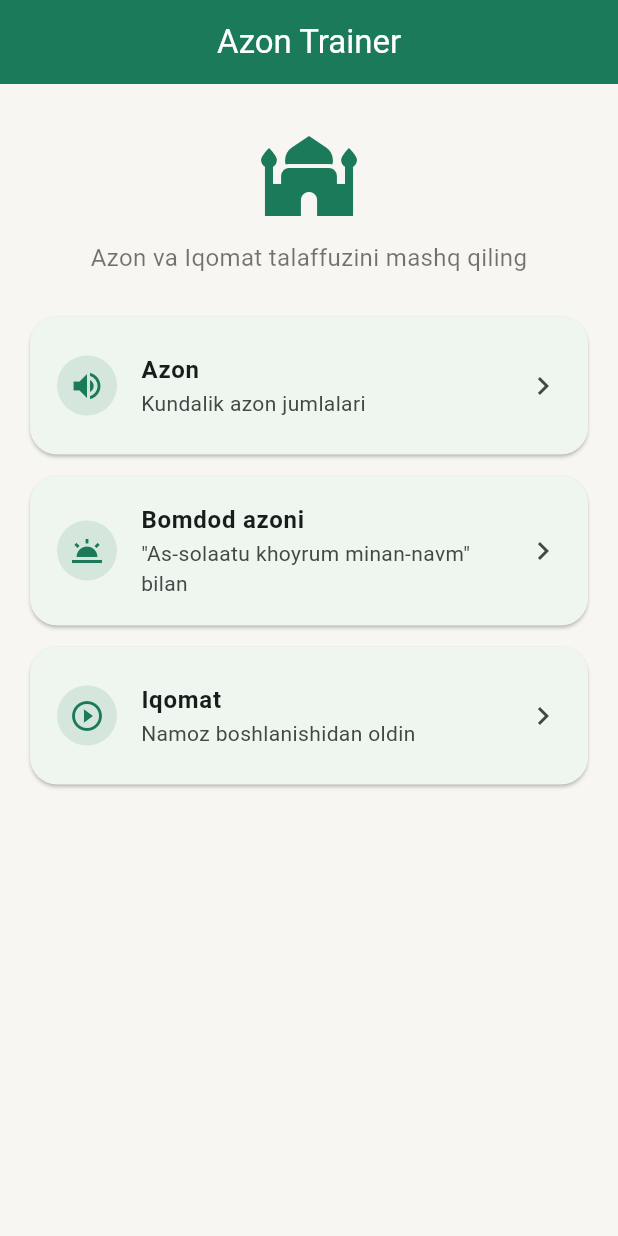
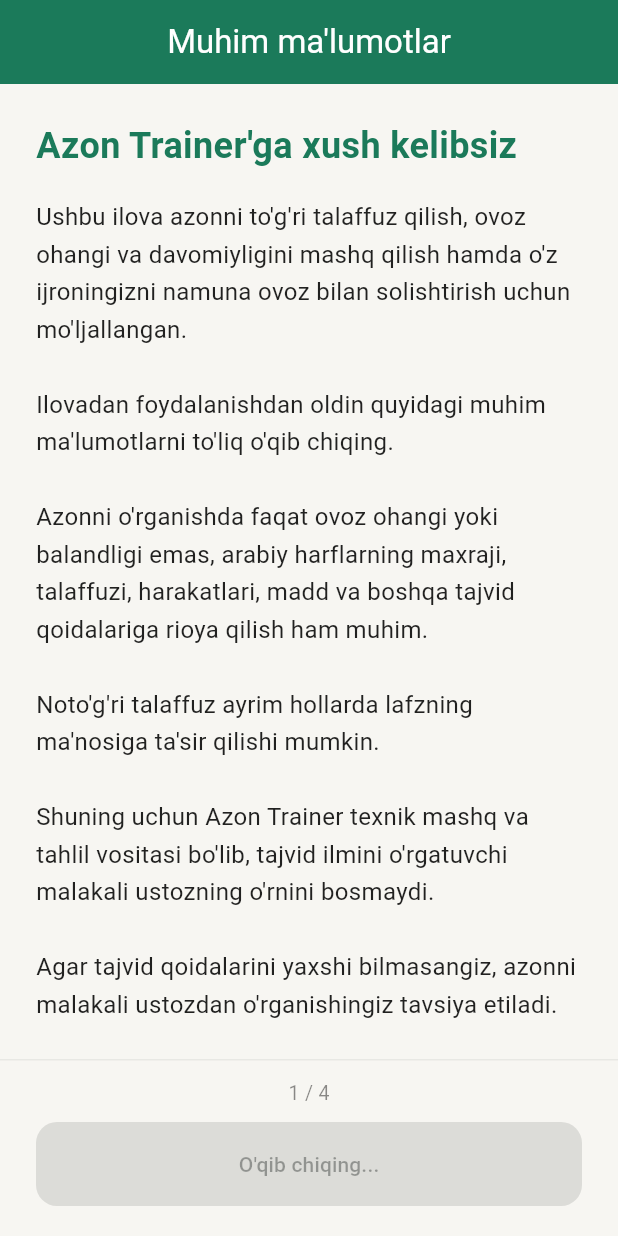
Before and after one commit to shokirovhabibillo/Azan_trainer, a Flutter app: the screen it shows after launch, on a phone screen of 412 x 824 dp. Run offline on Flutter 3.47's test engine with Material 3 defaults, Android fonts, the light colour scheme and no system bars; our stand-ins replace audioplayers, permission_handler, shared_preferences; missing offline and left inert: record, record_platform_interface.

Commit message:
Add files via upload

```diff
--- /dev/null
+++ b/lib/data/onboarding_content.dart
@@ -0,0 +1,92 @@
+import '../models/onboarding_page_content.dart';
+
+/// v1.13: majburiy onboarding uchun 4 ta sahifa matni.
+///
+/// MUHIM: matnlar so'zma-so'z, o'zgartirmasdan saqlangan — diniy
+/// mazmun bo'lgani sababli erkin parafrazlash qilinmadi.
+const List<OnboardingPageContent> onboardingPages = [
+  OnboardingPageContent(
+    pageNumber: 1,
+    totalPages: 4,
+    title: 'Azon Trainer\'ga xush kelibsiz',
+    body: '''
+Ushbu ilova azonni to'g'ri talaffuz qilish, ovoz ohangi va davomiyligini mashq qilish hamda o'z ijroningizni namuna ovoz bilan solishtirish uchun mo'ljallangan.
+
+Ilovadan foydalanishdan oldin quyidagi muhim ma'lumotlarni to'liq o'qib chiqing.
+
+Azonni o'rganishda faqat ovoz ohangi yoki balandligi emas, arabiy harflarning maxraji, talaffuzi, harakatlari, madd va boshqa tajvid qoidalariga rioya qilish ham muhim.
+
+Noto'g'ri talaffuz ayrim hollarda lafzning ma'nosiga ta'sir qilishi mumkin.
+
+Shuning uchun Azon Trainer texnik mashq va tahlil vositasi bo'lib, tajvid ilmini o'rgatuvchi malakali ustozning o'rnini bosmaydi.
+
+Agar tajvid qoidalarini yaxshi bilmasangiz, azonni malakali ustozdan o'rganishingiz tavsiya etiladi.''',
+  ),
+  OnboardingPageContent(
+    pageNumber: 2,
+    totalPages: 4,
+    title: 'Nega tajvid muhim?',
+    body: '''
+Tajvid — arabiy lafzlarni to'g'ri talaffuz qilish qoidalarini o'rgatuvchi ilm.
+
+Azon kalimalari arab tilidagi muhim lafzlardir. Harflarning maxraji, sifatlari, harakatlari va cho'zilishlarini noto'g'ri bajarish talaffuzni buzishi mumkin.
+
+Ayniqsa, bir-biriga o'xshash tovushlarning maxrajini noto'g'ri chiqarish yoki lafzning harakatini o'zgartirish ayrim hollarda so'zning ma'nosiga ta'sir qilishi mumkin.
+
+Azon Trainer sizning ovozingizni texnik jihatdan tahlil qiladi:
+• pitch
+• pitch contour
+• duration
+• voiced activity
+• reference audio bilan taqqoslash
+
+Ammo texnik tahlil tajvid ustozining hukmini almashtirmaydi.
+
+Ilovadan foydalanishdan oldin foydalanuvchi hech bo'lmaganda azon kalimalarining to'g'ri talaffuzi va asosiy tajvid qoidalarini o'rganishi kerak.''',
+  ),
+  OnboardingPageContent(
+    pageNumber: 3,
+    totalPages: 4,
+    title: 'Hanafiy mazhabiga ko\'ra azon',
+    body: '''
+Hanafiy mazhabiga ko'ra azon shoshilmasdan, xotirjamlik bilan — tarassul bilan aytiladi.
+
+Tarassul — azonni shoshmasdan va aniq talaffuz bilan aytishdir.
+
+Azondagi ikki takbirni bir ovozda:
+
+Allohu akbar, Allohu akbar
+
+deb aytib, so'ng vaqf qilish Hanafiy mazhabining mo'tabar manbalarida sunnat shakli sifatida bayon qilingan.
+
+Keyin:
+
+Allohu akbar, Allohu akbar
+
+aytiladi.
+
+Boshqa azon jumlalari ham o'z o'rnida, shoshilmasdan va aniq talaffuz bilan aytiladi.
+
+Azonni aytishdagi ayrim fiqhiy tafsilotlar mazhablar orasida farq qilishi mumkin.
+
+Ushbu ilova bu masalada Hanafiy mazhabiga va O'zbekiston musulmonlari idorasi qoshidagi Fatvo markazi tomonidan 2025-yil 23-aprelda e'lon qilingan tegishli fatvo materialiga asoslanadi.''',
+    sourceLabel: 'O\'zbekiston musulmonlari idorasi — Fatvo markazi\n23.04.2025',
+    sourceUrl:
+        'https://fatvo.uz/lat/fatwas/hanafiy-mazhabiga-kora-azondagi-ikki-takbirni-qoshib-aytishga-doir-fatvo-3',
+  ),
+  OnboardingPageContent(
+    pageNumber: 4,
+    totalPages: 4,
+    title: 'Ayollar uchun muhim eslatma',
+    body: '''
+Hanafiy fiqhiga ko'ra azon va iqomat ayollar uchun sunnati muakkada sifatida belgilanmagan.
+
+Ayol kishi yolg'iz namoz o'qiganda yoki faqat ayollardan iborat jamoatda namoz o'qiganda ham azon va iqomatni tark etadi.
+
+Shu sababli ushbu ilova erkaklarning azon va iqomatni o'rganishi uchun mo'ljallangan.
+
+Bu masalada turli fiqhiy qarashlar mavjud bo'lishi mumkin. Ushbu ilovadagi ma'lumot Hanafiy mazhabiga asoslangan.
+
+Agar foydalanuvchi ushbu masalada batafsil diniy hukmni bilmoqchi bo'lsa, ishonchli va malakali ahli ilmga murojaat qilishi tavsiya etiladi.''',
+  ),
+];
--- a/lib/main.dart
+++ b/lib/main.dart
@@ -1,7 +1,7 @@
 import 'package:flutter/material.dart';
 
 import 'core/theme.dart';
-import 'screens/home_screen.dart';
+import 'screens/app_startup_gate.dart';
 
 void main() {
   runApp(const AzonTrainerApp());
@@ -16,7 +16,7 @@
       title: 'Azon Trainer',
       debugShowCheckedModeBanner: false,
       theme: AppTheme.light,
-      home: const HomeScreen(),
+      home: const AppStartupGate(),
     );
   }
 }
--- /dev/null
+++ b/lib/models/onboarding_page_content.dart
@@ -0,0 +1,23 @@
+/// v1.13: Majburiy onboarding'dagi bitta kontent sahifasi.
+///
+/// Bu — sof ma'lumot modeli, UI yoki tahlil mantig'iga aloqasi yo'q.
+class OnboardingPageContent {
+  final String title;
+  final String body;
+  final int pageNumber;
+  final int totalPages;
+
+  /// Ixtiyoriy manba (masalan, fatvo) — bosiladigan link sifatida
+  /// ko'rsatiladi.
+  final String? sourceLabel;
+  final String? sourceUrl;
+
+  const OnboardingPageContent({
+    required this.title,
+    required this.body,
+    required this.pageNumber,
+    required this.totalPages,
+    this.sourceLabel,
+    this.sourceUrl,
+  });
+}
--- /dev/null
+++ b/lib/screens/app_startup_gate.dart
@@ -0,0 +1,48 @@
+import 'package:flutter/material.dart';
+
+import '../services/onboarding_service.dart';
+import 'home_screen.dart';
+import 'onboarding_screen.dart';
+
+/// v1.13: ilova ishga tushganda birinchi ko'rsatiladigan "eshik" —
+/// onboarding tugallangan-tugallanmaganini tekshiradi va shunga qarab
+/// `OnboardingScreen` yoki `HomeScreen`ni ko'rsatadi.
+///
+/// Mavjud Azon/Bomdod/Iqomat/recording/pitch/duration arxitekturasiga
+/// hech qanday tegilmaydi — faqat ilovaning ENG BOSHIDA qaysi ekran
+/// ko'rsatilishini hal qiladi.
+class AppStartupGate extends StatefulWidget {
+  const AppStartupGate({super.key});
+
+  @override
+  State<AppStartupGate> createState() => _AppStartupGateState();
+}
+
+class _AppStartupGateState extends State<AppStartupGate> {
+  final _onboardingService = OnboardingService();
+  bool? _onboardingCompleted;
+
+  @override
+  void initState() {
+    super.initState();
+    _check();
+  }
+
+  Future<void> _check() async {
+    final completed = await _onboardingService.isCompleted();
+    if (!mounted) return;
+    setState(() => _onboardingCompleted = completed);
+  }
+
+  @override
+  Widget build(BuildContext context) {
+    if (_onboardingCompleted == null) {
+      return const Scaffold(
+        body: Center(child: CircularProgressIndicator()),
+      );
+    }
+    return _onboardingCompleted!
+        ? const HomeScreen()
+        : const OnboardingScreen();
+  }
+}
--- a/lib/screens/home_screen.dart
+++ b/lib/screens/home_screen.dart
@@ -2,6 +2,7 @@
 
 import '../core/theme.dart';
 import '../data/phrase_catalog.dart';
+import 'onboarding_screen.dart';
 import 'practice_screen.dart';
 
 enum HomeMode { azon, bomdod, iqomat }
@@ -12,7 +13,20 @@
   @override
   Widget build(BuildContext context) {
     return Scaffold(
-      appBar: AppBar(title: const Text('Azon Trainer')),
+      appBar: AppBar(
+        title: const Text('Azon Trainer'),
+        actions: [
+          IconButton(
+            icon: const Icon(Icons.info_outline),
+            tooltip: 'Muhim ma\'lumotlar',
+            onPressed: () => Navigator.of(context).push(
+              MaterialPageRoute(
+                builder: (_) => const OnboardingScreen(isReviewMode: true),
+              ),
+            ),
+          ),
+        ],
+      ),
       body: ListView(
         padding: const EdgeInsets.all(20),
         children: [
--- /dev/null
+++ b/lib/screens/onboarding_screen.dart
@@ -0,0 +1,372 @@
+import 'dart:async';
+
+import 'package:flutter/material.dart';
+
+import '../core/theme.dart';
+import '../data/onboarding_content.dart';
+import '../models/onboarding_page_content.dart';
+import '../services/onboarding_service.dart';
+import '../services/reading_time_calculator.dart';
+import '../widgets/limited_fling_scroll_physics.dart';
+import 'home_screen.dart';
+
+/// v1.13: majburiy (yoki qayta ko'rib chiqish uchun) onboarding oqimi.
+///
+/// - `isReviewMode == false` (birinchi ishga tushirish): har bir
+///   sahifa uchun minimal o'qish vaqti + pastgacha yetib borish talab
+///   qilinadi, "Skip"/"Later" tugmasi yo'q, yakunida checkbox +
+///   tasdiqlash orqaligina HomeScreen'ga o'tiladi va bu holat
+///   doimiy saqlanadi.
+/// - `isReviewMode == true` (Settings/"Muhim ma'lumotlar" orqali
+///   qayta ochilganda): xuddi shu matn ko'rsatiladi, lekin hech
+///   qanday cheklov yo'q — foydalanuvchi istagan payt orqaga qaytishi
+///   (pop) mumkin, holat qayta yozilmaydi.
+class OnboardingScreen extends StatefulWidget {
+  final bool isReviewMode;
+
+  const OnboardingScreen({super.key, this.isReviewMode = false});
+
+  @override
+  State<OnboardingScreen> createState() => _OnboardingScreenState();
+}
+
+class _OnboardingScreenState extends State<OnboardingScreen> {
+  final _onboardingService = OnboardingService();
+
+  /// 0..3 — kontent sahifalari, 4 (== onboardingPages.length) —
+  /// yakuniy tasdiqlash sahifasi.
+  int _currentIndex = 0;
+
+  bool _checkboxChecked = false;
+
+  // Joriy kontent sahifasi uchun gating holati.
+  bool _minTimeElapsed = false;
+  bool _reachedBottom = false;
+  Timer? _readingTimer;
+  final _scrollController = ScrollController();
+
+  @override
+  void initState() {
+    super.initState();
+    _scrollController.addListener(_handleScroll);
+    _startGatingForCurrentPage();
+  }
+
+  @override
+  void dispose() {
+    _readingTimer?.cancel();
+    _scrollController.dispose();
+    super.dispose();
+  }
+
+  void _startGatingForCurrentPage() {
+    _readingTimer?.cancel();
+
+    if (widget.isReviewMode || _currentIndex >= onboardingPages.length) {
+      // Ko'rib chiqish rejimida yoki tasdiqlash sahifasida cheklov yo'q.
+      _minTimeElapsed = true;
+      _reachedBottom = true;
+      return;
+    }
+
+    _minTimeElapsed = false;
+    _reachedBottom = false;
+
+    final page = onboardingPages[_currentIndex];
+    final minDuration = ReadingTimeCalculator.forText(page.body);
+    _readingTimer = Timer(minDuration, () {
+      if (!mounted) return;
+      setState(() => _minTimeElapsed = true);
+    });
+
+    // Agar kontent ekranga to'liq sig'sa (scroll qilish shart bo'lmasa),
+    // "pastga yetib borish" shartini avtomatik bajarilgan deb hisoblaymiz.
+    WidgetsBinding.instance.addPostFrameCallback((_) {
+      if (!mounted) return;
+      if (_scrollController.hasClients &&
+          _scrollController.position.maxScrollExtent <= 0) {
+        setState(() => _reachedBottom = true);
+      }
+    });
+  }
+
+  void _handleScroll() {
+    if (!_scrollController.hasClients) return;
+    final position = _scrollController.position;
+    if (position.pixels >= position.maxScrollExtent - 24 && !_reachedBottom) {
+      setState(() => _reachedBottom = true);
+    }
+  }
+
+  bool get _canContinue =>
+      widget.isReviewMode || (_minTimeElapsed && _reachedBottom);
+
+  void _goToNextPage() {
+    if (_currentIndex >= onboardingPages.length) return;
+    setState(() => _currentIndex++);
+    if (_scrollController.hasClients) _scrollController.jumpTo(0);
+    _startGatingForCurrentPage();
+  }
+
+  void _goToPreviousPage() {
+    if (_currentIndex <= 0) return;
+    setState(() => _currentIndex--);
+    if (_scrollController.hasClients) _scrollController.jumpTo(0);
+    _startGatingForCurrentPage();
+  }
+
+  Future<void> _finish() async {
+    if (!widget.isReviewMode) {
+      await _onboardingService.markCompleted();
+    }
+    if (!mounted) return;
+    if (widget.isReviewMode) {
+      Navigator.of(context).pop();
+    } else {
+      Navigator.of(context).pushReplacement(
+        MaterialPageRoute(builder: (_) => const HomeScreen()),
+      );
+    }
+  }
+
+  @override
+  Widget build(BuildContext context) {
+    final isConfirmationPage = _currentIndex >= onboardingPages.length;
+
+    return PopScope(
+      // Majburiy rejimda tizim "orqaga" tugmasi bilan onboarding'dan
+      // chetlab o'tib bo'lmaydi (Skip yo'qligi talabiga mos).
+      canPop: widget.isReviewMode,
+      child: Scaffold(
+        backgroundColor: AppTheme.background,
+        appBar: AppBar(
+          automaticallyImplyLeading: false,
+          title: Text(
+            isConfirmationPage
+                ? 'Davom etishga tayyormisiz?'
+                : 'Muhim ma\'lumotlar',
+          ),
+          leading: (_currentIndex > 0)
+              ? IconButton(
+                  icon: const Icon(Icons.arrow_back),
+                  onPressed: _goToPreviousPage,
+                )
+              : (widget.isReviewMode
+                  ? IconButton(
+                      icon: const Icon(Icons.close),
+                      onPressed: () => Navigator.of(context).pop(),
+                    )
+                  : null),
+        ),
+        body: SafeArea(
+          child: isConfirmationPage
+              ? _buildConfirmationPage()
+              : _buildContentPage(onboardingPages[_currentIndex]),
+        ),
+      ),
+    );
+  }
+
+  Widget _buildContentPage(OnboardingPageContent page) {
+    return Column(
+      children: [
+        Expanded(
+          child: Scrollbar(
+            controller: _scrollController,
+            child: SingleChildScrollView(
+              controller: _scrollController,
+              physics: const LimitedFlingScrollPhysics(),
+              padding: const EdgeInsets.fromLTRB(24, 24, 24, 16),
+              child: Column(
+                crossAxisAlignment: CrossAxisAlignment.start,
+                children: [
+                  Text(
+                    page.title,
+                    style: const TextStyle(
+                      fontSize: 24,
+                      fontWeight: FontWeight.w700,
+                      color: AppTheme.primary,
+                    ),
+                  ),
+                  const SizedBox(height: 18),
+                  Text(
+                    page.body,
+                    style: const TextStyle(
+                      fontSize: 16,
+                      height: 1.55,
+                      color: Colors.black87,
+                    ),
+                  ),
+                  if (page.sourceUrl != null) ...[
+                    const SizedBox(height: 20),
+                    _SourceLink(
+                      label: page.sourceLabel ?? '',
+                      url: page.sourceUrl!,
+                    ),
+                  ],
+                ],
+              ),
+            ),
+          ),
+        ),
+        _buildBottomBar(
+          pageIndicator: '${page.pageNumber} / ${page.totalPages}',
+        ),
+      ],
+    );
+  }
+
+  Widget _buildConfirmationPage() {
+    return Padding(
+      padding: const EdgeInsets.all(24),
+      child: Column(
+        crossAxisAlignment: CrossAxisAlignment.stretch,
+        children: [
+          const SizedBox(height: 12),
+          const Icon(
+            Icons.check_circle_outline,
+            size: 56,
+            color: AppTheme.primary,
+          ),
+          const SizedBox(height: 20),
+          const Text(
+            'Davom etishga tayyormisiz?',
+            textAlign: TextAlign.center,
+            style: TextStyle(
+              fontSize: 22,
+              fontWeight: FontWeight.w700,
+              color: AppTheme.primary,
+            ),
+          ),
+          const SizedBox(height: 28),
+          InkWell(
+            borderRadius: BorderRadius.circular(12),
+            onTap: () => setState(() => _checkboxChecked = !_checkboxChecked),
+            child: Padding(
+              padding: const EdgeInsets.symmetric(vertical: 8),
+              child: Row(
+                crossAxisAlignment: CrossAxisAlignment.start,
+                children: [
+                  Checkbox(
+                    value: _checkboxChecked,
+                    onChanged: (v) =>
+                        setState(() => _checkboxChecked = v ?? false),
+                  ),
+                  const SizedBox(width: 4),
+                  const Expanded(
+                    child: Padding(
+                      padding: EdgeInsets.only(top: 12),
+                      child: Text(
+                        'Men yuqoridagi ma\'lumotlarni to\'liq o\'qib '
+                        'chiqdim va tushundim.',
+                        style: TextStyle(fontSize: 15, height: 1.4),
+                      ),
+                    ),
+                  ),
+                ],
+              ),
+            ),
+          ),
+          const Spacer(),
+          ElevatedButton(
+            onPressed: _checkboxChecked ? _finish : null,
+            child: const Padding(
+              padding: EdgeInsets.symmetric(vertical: 4),
+              child: Text('Azon Trainer\'dan boshlash'),
+            ),
+          ),
+          const SizedBox(height: 8),
+        ],
+      ),
+    );
+  }
+
+  Widget _buildBottomBar({required String pageIndicator}) {
+    return Container(
+      padding: const EdgeInsets.fromLTRB(24, 12, 24, 20),
+      decoration: BoxDecoration(
+        color: AppTheme.background,
+        border: Border(
+          top: BorderSide(color: Colors.black.withOpacity(0.06)),
+        ),
+      ),
+      child: Column(
+        mainAxisSize: MainAxisSize.min,
+        children: [
+          Text(
+            pageIndicator,
+            style: const TextStyle(color: Colors.black45, fontSize: 13),
+          ),
+          const SizedBox(height: 10),
+          SizedBox(
+            width: double.infinity,
+            child: ElevatedButton(
+              onPressed: _canContinue ? _goToNextPage : null,
+              child: Padding(
+                padding: const EdgeInsets.symmetric(vertical: 4),
+                child: Text(
+                  _canContinue
+                      ? 'Davom etish'
+                      : (!_minTimeElapsed
+                          ? 'O\'qib chiqing...'
+                          : 'Pastgacha o\'qing...'),
+                ),
+              ),
+            ),
+          ),
+        ],
+      ),
+    );
+  }
+}
+
+/// v1.13: manba havolasi — `url_launcher` kabi qo'shimcha dependency
+/// qo'shmaslik uchun (loyihada oldin `record` paketi bilan Gradle
+/// mos kelmasligi ko'p vaqt olgan edi), havola shunchaki TANLAB
+/// NUSXALASH mumkin bo'lgan matn sifatida ko'rsatiladi — "havola"
+/// ko'rinishida (rang, chiziq), lekin bosilmaydi.
+class _SourceLink extends StatelessWidget {
+  final String label;
+  final String url;
+
+  const _SourceLink({required this.label, required this.url});
+
+  @override
+  Widget build(BuildContext context) {
+    return Container(
+      padding: const EdgeInsets.all(12),
+      decoration: BoxDecoration(
+        color: AppTheme.accent.withOpacity(0.12),
+        borderRadius: BorderRadius.circular(10),
+      ),
+      child: Column(
+        crossAxisAlignment: CrossAxisAlignment.start,
+        children: [
+          if (label.isNotEmpty)
+            Text(
+              label,
+              style: const TextStyle(fontSize: 12.5, color: Colors.black54),
+            ),
+          const SizedBox(height: 4),
+          Row(
+            crossAxisAlignment: CrossAxisAlignment.start,
+            children: [
+              const Icon(Icons.link, size: 16, color: AppTheme.primary),
+              const SizedBox(width: 6),
+              Expanded(
+                child: SelectableText(
+                  url,
+                  style: const TextStyle(
+                    fontSize: 12.5,
+                    color: AppTheme.primary,
+                    decoration: TextDecoration.underline,
+                  ),
+                ),
+              ),
+            ],
+          ),
+        ],
+      ),
+    );
+  }
+}
--- /dev/null
+++ b/lib/services/reading_time_calculator.dart
@@ -0,0 +1,30 @@
+/// v1.13: matn uzunligiga qarab minimal o'qish vaqtini hisoblaydi.
+///
+/// Maqsad — foydalanuvchini "jazolash" emas, balki o'rtacha inson
+/// o'qish tezligiga mos, tabiiy vaqt berish (talab: juda qisqa matn
+/// uchun ham minimal chegara, lekin bezovta qiladigan darajada
+/// bo'lmasin).
+class ReadingTimeCalculator {
+  ReadingTimeCalculator._();
+
+  /// O'rtacha o'qish tezligi (so'z/daqiqa). Rasmiy/diniy matn uchun
+  /// odatiy tezlikdan biroz sekinroq, lekin haddan tashqari sekin
+  /// emas.
+  static const int wordsPerMinute = 220;
+
+  /// Har qanday, hatto juda qisqa matn uchun ham shu qadar vaqt
+  /// beriladi.
+  static const int minimumSeconds = 6;
+
+  static Duration forText(String text) {
+    final wordCount = text
+        .trim()
+        .split(RegExp(r'\s+'))
+        .where((w) => w.isNotEmpty)
+        .length;
+    final computedSeconds = (wordCount / wordsPerMinute * 60).round();
+    final seconds =
+        computedSeconds < minimumSeconds ? minimumSeconds : computedSeconds;
+    return Duration(seconds: seconds);
+  }
+}
--- /dev/null
+++ b/lib/widgets/limited_fling_scroll_physics.dart
@@ -0,0 +1,40 @@
+import 'package:flutter/physics.dart';
+import 'package:flutter/widgets.dart';
+
+/// v1.13: onboarding matnini o'qimasdan "bir zumda" pastga surib
+/// yuborishning oldini olish uchun — fling (barmoqni tez surib
+/// qo'yib yuborish) tezligini cheklaydi.
+///
+/// MUHIM: bu FAQAT tezlashtirilgan "otilish" (ballistic) harakatini
+/// cheklaydi — foydalanuvchi barmog'i bilan ODATIY tortib scroll
+/// qilishi (drag) va yuqoriga qaytib qayta o'qishi erkin, cheklanmagan
+/// qolaveradi. Asosiy himoya esa bu emas, balki `OnboardingScreen`dagi
+/// minimal o'qish vaqti — bu shunchaki qo'shimcha, yordamchi chora.
+class LimitedFlingScrollPhysics extends ClampingScrollPhysics {
+  const LimitedFlingScrollPhysics({super.parent});
+
+  /// Maksimal ruxsat etilgan fling tezligi (piksel/soniya). Odatiy
+  /// tez fling ~3000-8000 px/s bo'lishi mumkin — buni sezilarli
+  /// pasaytiramiz, lekin butunlay o'chirib qo'ymaymiz (tabiiy
+  /// tuyulishi uchun).
+  static const double _maxFlingVelocity = 900.0;
+
+  @override
+  LimitedFlingScrollPhysics applyTo(ScrollPhysics? ancestor) {
+    return LimitedFlingScrollPhysics(parent: buildParent(ancestor));
+  }
+
+  @override
+  Simulation? createBallisticSimulation(
+    ScrollMetrics position,
+    double velocity,
+  ) {
+    double cappedVelocity = velocity;
+    if (cappedVelocity > _maxFlingVelocity) {
+      cappedVelocity = _maxFlingVelocity;
+    } else if (cappedVelocity < -_maxFlingVelocity) {
+      cappedVelocity = -_maxFlingVelocity;
+    }
+    return super.createBallisticSimulation(position, cappedVelocity);
+  }
+}
--- a/pubspec.yaml
+++ b/pubspec.yaml
@@ -1,7 +1,7 @@
 name: azon_trainer
-description: Azon/Iqomat talaffuzini o'rgatuvchi va tahlil qiluvchi mashq ilovasi (v1.12 - Iqomat Pipeline Verification).
+description: Azon/Iqomat talaffuzini o'rgatuvchi va tahlil qiluvchi mashq ilovasi (v1.13 - Mandatory Onboarding).
 publish_to: "none"
-version: 0.1.12+1
+version: 0.1.13+1
 
 environment:
   sdk: ">=3.4.0 <4.0.0"
```
Also changed, not shown: lib/services/onboarding_service.dart (added, +26 -0 lines), 6 other files.
